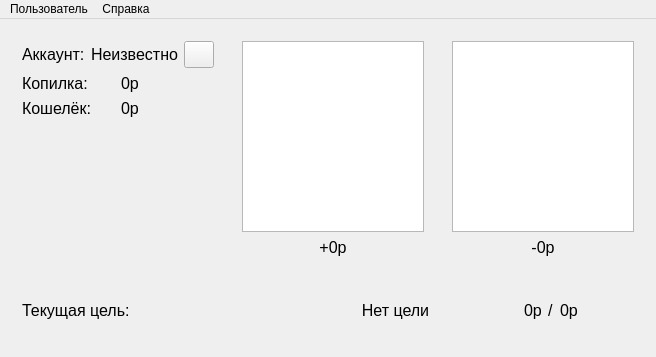
Old version of the form hifive/CHMV/RGR/mainwindow.ui in the repository MangriMen/SibSUTIS5semester.
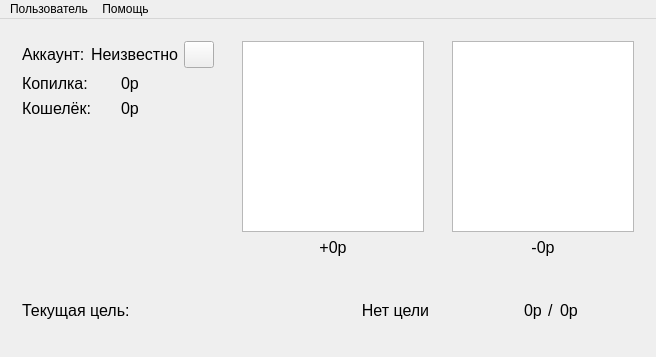
New version of the form. Icons and pictures are not drawn. Custom widgets are drawn as their Qt base class.

Diff of the .ui file:
```diff
--- a/hifive/CHMV/RGR/mainwindow.ui
+++ b/hifive/CHMV/RGR/mainwindow.ui
@@ -459,7 +459,7 @@
    </widget>
    <widget class="QMenu" name="menuBtnInfo">
     <property name="title">
-     <string>Справка</string>
+     <string>Помощь</string>
     </property>
    </widget>
    <addaction name="menuBtnUser"/>
```
Left out of the diff: 13 changed lines with no effect on the pictures.
